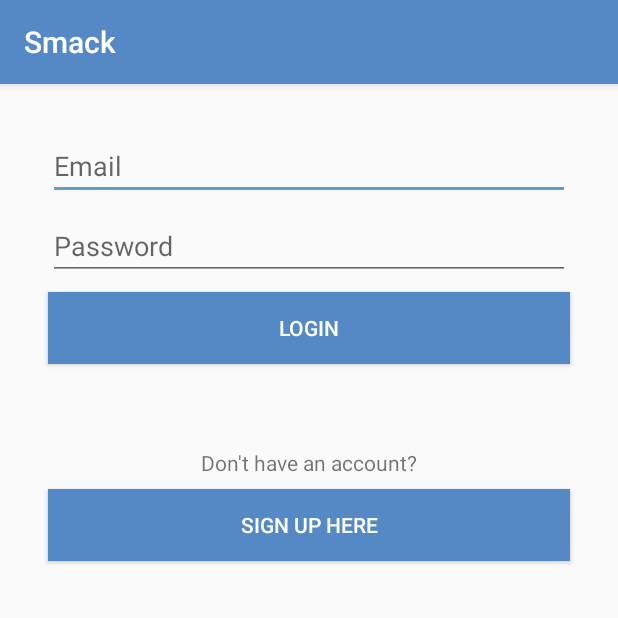
After one commit to RonnieDipple/Smack, an Android app: the loginActivity screen opened directly, with no data from a screen before it, on a phone screen of 412 x 824 dp, the top half of it. The commit adds this screen. Run offline under Robolectric (Android 15) with nearby library versions, the phone set to English and light mode, and no system bars.

Commit message:
lesson 3

```diff
--- a/Smack/app/build.gradle
+++ b/Smack/app/build.gradle
@@ -24,7 +24,7 @@ android {
 
 dependencies {
     implementation fileTree(dir: 'libs', include: ['*.jar'])
-    implementation"org.jetbrains.kotlin:kotlin-stdlib-jre7:$kotlin_version"
+    implementation "org.jetbrains.kotlin:kotlin-stdlib-jre7:$kotlin_version"
     implementation 'com.android.support:appcompat-v7:26.1.0'
     implementation 'com.android.support:design:26.1.0'
     implementation 'com.android.support.constraint:constraint-layout:1.0.2'
--- a/Smack/app/src/main/AndroidManifest.xml
+++ b/Smack/app/src/main/AndroidManifest.xml
@@ -18,6 +18,7 @@
                 <category android:name="android.intent.category.LAUNCHER" />
             </intent-filter>
         </activity>
+        <activity android:name=".loginActivity"></activity>
     </application>
 
 </manifest>
--- a/Smack/app/src/main/java/com/yolasite/hardtapgames/smack/MainActivity.kt
+++ b/Smack/app/src/main/java/com/yolasite/hardtapgames/smack/MainActivity.kt
@@ -1,5 +1,6 @@
 package com.yolasite.hardtapgames.smack
 
+import android.content.Intent
 import android.os.Bundle
 import android.support.design.widget.Snackbar
 import android.support.design.widget.NavigationView
@@ -36,6 +37,10 @@ class MainActivity : AppCompatActivity(){
 
     fun loginButtonNavClicked (view : View){
 
+        val loginIntent = Intent(this,loginActivity::class.java)
+        startActivity(loginIntent)
+
+
     }
 
     fun addChannelClicked (view: View){
@@ -47,4 +52,6 @@ class MainActivity : AppCompatActivity(){
     }
 
 
+
+
 }
--- /dev/null
+++ b/Smack/app/src/main/java/com/yolasite/hardtapgames/smack/loginActivity.kt
@@ -0,0 +1,24 @@
+package com.yolasite.hardtapgames.smack
+
+import android.support.v7.app.AppCompatActivity
+import android.os.Bundle
+import android.view.View
+
+class loginActivity : AppCompatActivity() {
+
+    override fun onCreate(savedInstanceState: Bundle?) {
+        super.onCreate(savedInstanceState)
+        setContentView(R.layout.activity_login)
+    }
+
+    fun loginLoginBtnClicked(view: View){
+
+    }
+
+    fun loginCreateUserBtnClicked (view: View){
+
+    }
+
+
+
+}
--- /dev/null
+++ b/Smack/app/src/main/res/layout/activity_login.xml
@@ -0,0 +1,78 @@
+<?xml version="1.0" encoding="utf-8"?>
+<android.support.constraint.ConstraintLayout xmlns:android="http://schemas.android.com/apk/res/android"
+    xmlns:app="http://schemas.android.com/apk/res-auto"
+    xmlns:tools="http://schemas.android.com/tools"
+    android:layout_width="match_parent"
+    android:layout_height="match_parent"
+    tools:context="com.yolasite.hardtapgames.smack.loginActivity">
+
+    <EditText
+        android:id="@+id/loginEmailText"
+        android:layout_width="0dp"
+        android:layout_height="wrap_content"
+        android:layout_marginEnd="32dp"
+        android:layout_marginStart="32dp"
+        android:layout_marginTop="32dp"
+        android:ems="10"
+        android:hint="Email"
+        android:inputType="textPersonName"
+        app:layout_constraintEnd_toEndOf="parent"
+        app:layout_constraintStart_toStartOf="parent"
+        app:layout_constraintTop_toTopOf="parent" />
+
+    <EditText
+        android:id="@+id/loginPasswordText"
+        android:layout_width="0dp"
+        android:layout_height="wrap_content"
+        android:layout_marginEnd="32dp"
+        android:layout_marginStart="32dp"
+        android:layout_marginTop="8dp"
+        android:ems="10"
+        android:hint="Password"
+        android:inputType="textPassword"
+        app:layout_constraintEnd_toEndOf="parent"
+        app:layout_constraintStart_toStartOf="parent"
+        app:layout_constraintTop_toBottomOf="@+id/loginEmailText" />
+
+    <Button
+        android:id="@+id/loginLoginBtn"
+        android:layout_width="0dp"
+        android:layout_height="wrap_content"
+        android:layout_marginEnd="32dp"
+        android:layout_marginStart="32dp"
+        android:layout_marginTop="8dp"
+        android:background="@color/colorPrimary"
+        android:onClick="loginLoginBtnClicked"
+        android:text="LOGIN"
+        android:textColor="@android:color/white"
+        app:layout_constraintEnd_toEndOf="parent"
+        app:layout_constraintStart_toStartOf="parent"
+        app:layout_constraintTop_toBottomOf="@+id/loginPasswordText" />
+
+    <TextView
+        android:id="@+id/textView"
+        android:layout_width="wrap_content"
+        android:layout_height="wrap_content"
+        android:layout_marginEnd="8dp"
+        android:layout_marginStart="8dp"
+        android:layout_marginTop="56dp"
+        android:text="Don't have an account?"
+        app:layout_constraintEnd_toEndOf="parent"
+        app:layout_constraintStart_toStartOf="parent"
+        app:layout_constraintTop_toBottomOf="@+id/loginLoginBtn" />
+
+    <Button
+        android:id="@+id/loginCreateUserBtn"
+        android:layout_width="0dp"
+        android:layout_height="wrap_content"
+        android:layout_marginEnd="32dp"
+        android:layout_marginStart="32dp"
+        android:layout_marginTop="8dp"
+        android:background="@color/colorPrimary"
+        android:onClick="loginCreateUserBtnClicked"
+        android:text="Sign Up Here"
+        android:textColor="@android:color/white"
+        app:layout_constraintEnd_toEndOf="parent"
+        app:layout_constraintStart_toStartOf="parent"
+        app:layout_constraintTop_toBottomOf="@+id/textView" />
+</android.support.constraint.ConstraintLayout>
--- a/Smack/app/src/main/res/layout/content_main.xml
+++ b/Smack/app/src/main/res/layout/content_main.xml
@@ -14,6 +14,7 @@
         android:layout_height="wrap_content"
         android:layout_marginTop="8dp"
         android:text="Please log in"
+        android:textAlignment="center"
         app:layout_constraintLeft_toLeftOf="parent"
         app:layout_constraintRight_toRightOf="parent"
         app:layout_constraintTop_toTopOf="parent" />
--- a/Smack/app/src/main/res/layout/nav_header_main.xml
+++ b/Smack/app/src/main/res/layout/nav_header_main.xml
@@ -15,7 +15,7 @@
         android:layout_width="70dp"
         android:layout_height="70dp"
         android:layout_marginBottom="8dp"
-        android:layout_marginStart="8dp"
+        android:layout_marginStart="12dp"
         android:paddingTop="@dimen/nav_header_vertical_spacing"
         app:layout_constraintBottom_toTopOf="@+id/loginButtonNavHeader"
         app:layout_constraintStart_toStartOf="parent"
@@ -48,11 +48,11 @@
         android:layout_width="wrap_content"
         android:layout_height="32dp"
         android:layout_marginBottom="8dp"
-        android:layout_marginStart="24dp"
+        android:layout_marginStart="4dp"
         android:background="@android:color/transparent"
         android:onClick="loginButtonNavClicked"
         android:text="LOGIN"
-        android:textAlignment="textStart"
+        android:textAlignment="center"
         app:layout_constraintBottom_toBottomOf="parent"
         app:layout_constraintStart_toStartOf="parent" />
 
```
Also changed, not shown: 10 other files.
